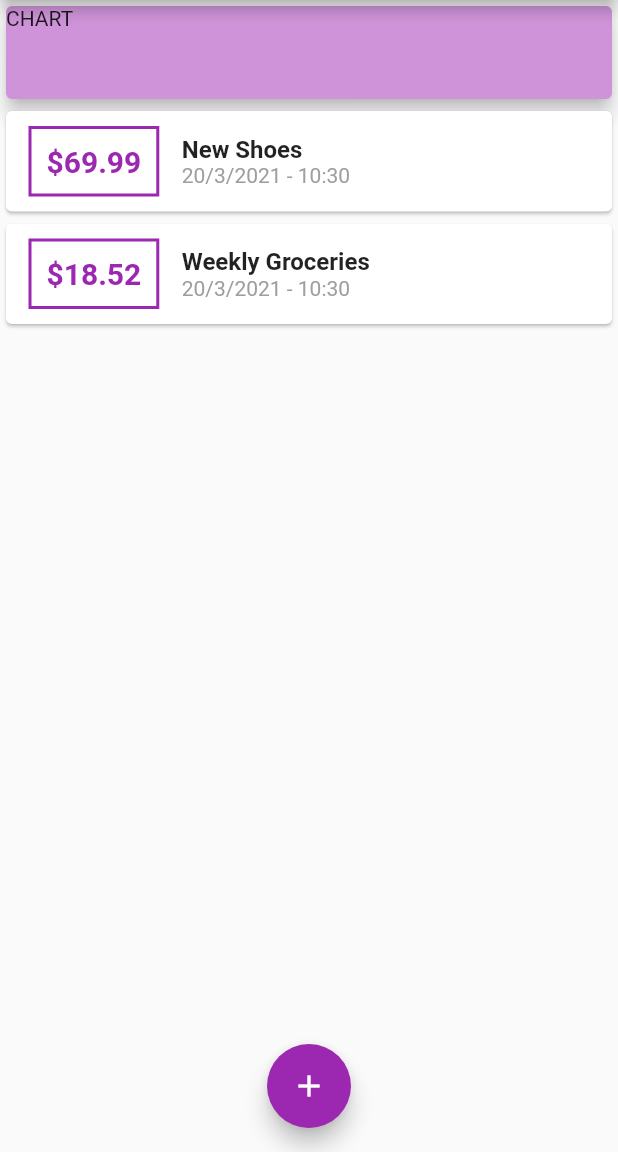
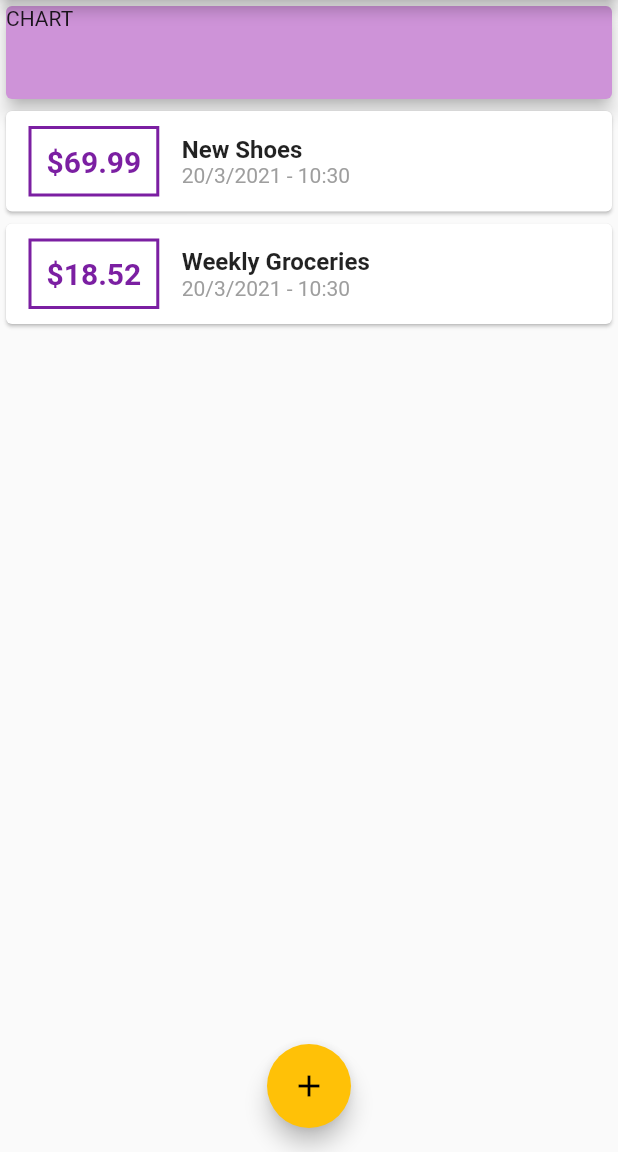
Before and after one commit to PierluigiBarocci/flutter_expenses_app, a Flutter app: the screen it shows after launch, on a phone screen of 412 x 824 dp, the part 84-1236 px from its top. Run offline on Flutter 3.47's test engine with Material 2 defaults, Android fonts, the phone set to English and light mode, and no system bars; our stand-ins replace google_fonts.

Commit message:
add theme to App

```diff
--- a/lib/main.dart
+++ b/lib/main.dart
@@ -10,7 +10,11 @@ class MyApp extends StatelessWidget {
   @override
   Widget build(BuildContext context) {
     return MaterialApp(
-      title: 'Flutter App',
+      title: 'Personal Expenses',
+      theme: ThemeData(
+        primarySwatch: Colors.purple,
+        accentColor: Colors.amber,
+      ),
       home: MyHomePage(),
       debugShowCheckedModeBanner: false,
     );
@@ -74,7 +78,6 @@ class _MyHomePageState extends State<MyHomePage> {
             fontSize: 20,
           ),
         ),
-        backgroundColor: Colors.purple,
         actions: [
           IconButton(
             icon: Icon(Icons.add),
@@ -103,7 +106,6 @@ class _MyHomePageState extends State<MyHomePage> {
       floatingActionButton: FloatingActionButton(
         child: Icon(Icons.add),
         onPressed: () => _startAddNewTransaction(context),
-        backgroundColor: Colors.purple,
       ),
     );
   }
--- a/lib/widgets/new_transaction.dart
+++ b/lib/widgets/new_transaction.dart
@@ -22,6 +22,8 @@ class _NewTransactionState extends State<NewTransaction> {
     }
 
     widget.addTx(enteredTitle, enteredAmount);
+
+    Navigator.of(context).pop();
   }
 
   @override
--- a/lib/widgets/transaction_list.dart
+++ b/lib/widgets/transaction_list.dart
@@ -23,7 +23,7 @@ class TransactionList extends StatelessWidget {
                   ),
                   decoration: BoxDecoration(
                     border: Border.all(
-                      color: Colors.purple,
+                      color: Theme.of(context).primaryColorDark,
                       width: 2,
                     ),
                   ),
@@ -33,7 +33,7 @@ class TransactionList extends StatelessWidget {
                     style: TextStyle(
                       fontWeight: FontWeight.bold,
                       fontSize: 20,
-                      color: Colors.purple,
+                      color: Theme.of(context).primaryColorDark,
                     ),
                   ),
                 ),
```
